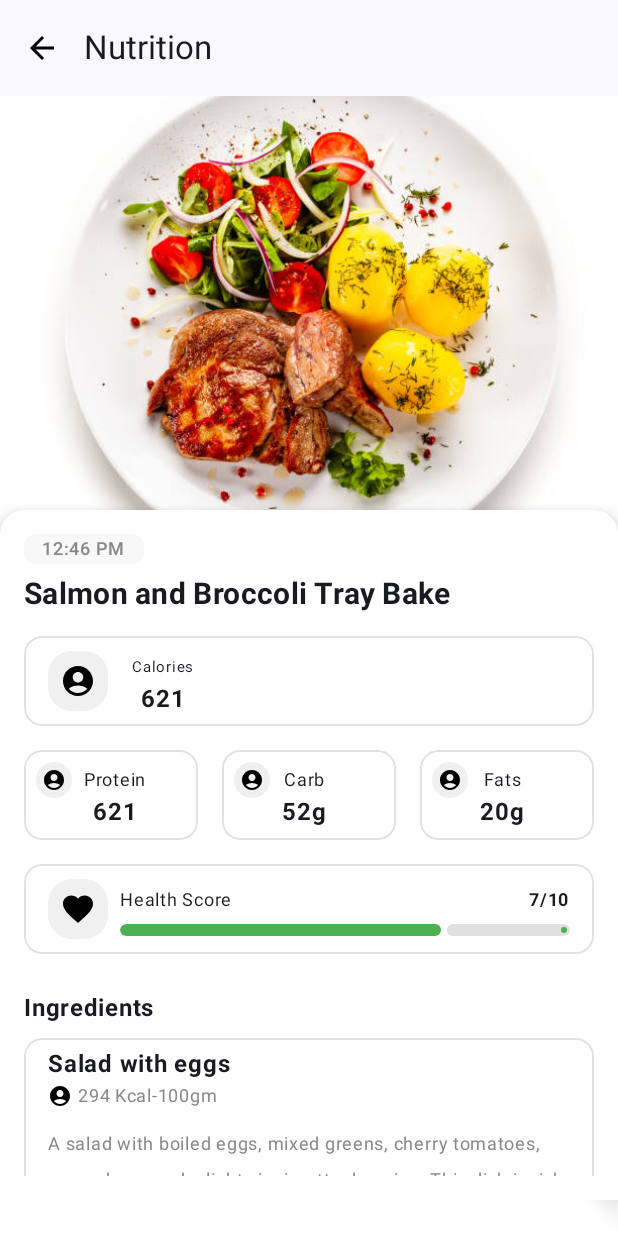
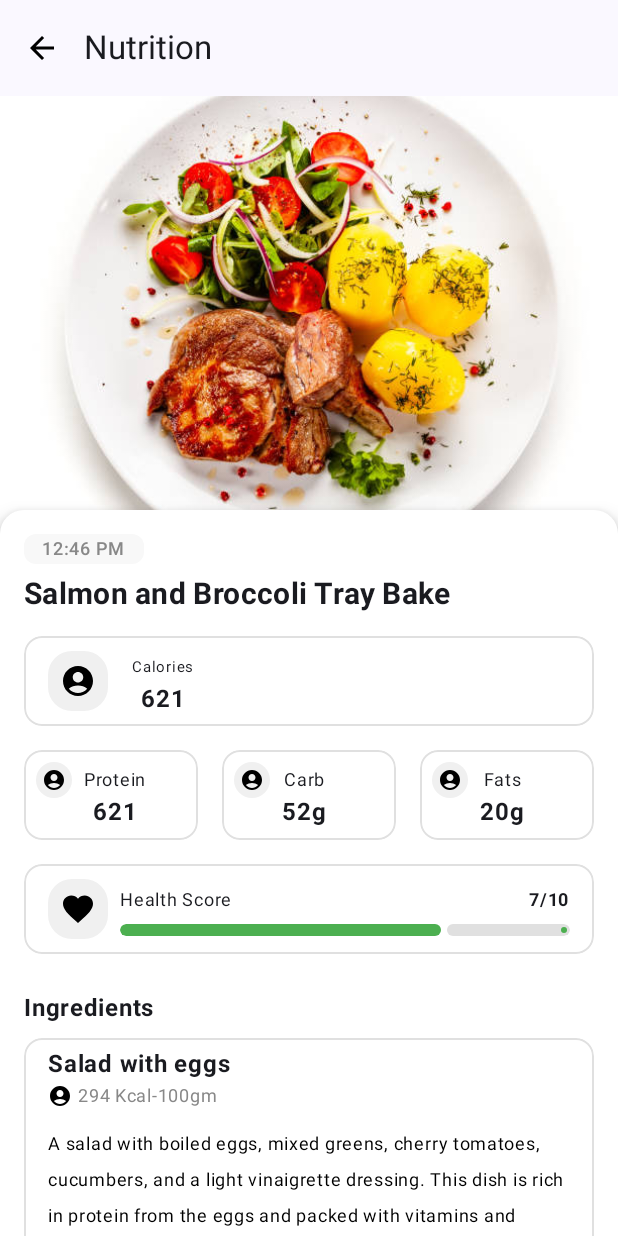
Before and after one commit to shimanto7710/fitness-tracker, an Android app built with Jetpack Compose: the NutritionDetailsScreen screen opened through its navigation route, on a phone screen of 412 x 824 dp. Run offline under Robolectric (Android 15) with nearby library versions, the light colour scheme and no system bars; pictures from the network do not load.

Commit message:
working on UI

```diff
--- a/app/src/main/java/com/bmqa/brac/fitnesstracker/presentation/ui/screens/NutritionDetailsScreen.kt
+++ b/app/src/main/java/com/bmqa/brac/fitnesstracker/presentation/ui/screens/NutritionDetailsScreen.kt
@@ -75,19 +75,14 @@ private fun NutritionDetailsContent(
 ) {
     Scaffold { paddingValues ->
         Surface {
-            Box(
+            LazyColumn(
                 modifier = Modifier
                     .padding(paddingValues)
                     .fillMaxSize()
                     .background(Color.White)
-                // Remove or change contentAlignment
             ) {
-                Column(
-                    horizontalAlignment = Alignment.Start,
-                    verticalArrangement = Arrangement.Top,
-                    modifier = Modifier.fillMaxSize()
-                ) {
-                    // image section
+                // Image section
+                item {
                     Box(
                         modifier = Modifier
                             .fillMaxWidth()
@@ -100,11 +95,14 @@ private fun NutritionDetailsContent(
                             contentDescription = "Meal Image"
                         )
                     }
+                }
 
+                // Content card
+                item {
                     Card(
                         modifier = Modifier
                             .offset(y = (-24).dp)
-                            .fillMaxSize()
+                            .fillMaxWidth()
                             .background(Color.White),
                         elevation = CardDefaults.cardElevation(8.dp),
                         shape = RoundedCornerShape(
@@ -113,14 +111,10 @@ private fun NutritionDetailsContent(
                         ),
                         colors = CardDefaults.cardColors(containerColor = Color.White)
                     ) {
-                        Box(modifier = Modifier.padding(16.dp)) {
-                            Row(
-                                verticalAlignment = Alignment.CenterVertically,
-                                modifier = Modifier
-                                    .fillMaxWidth()
+                        Column(
+                            modifier = Modifier.padding(16.dp)
                         ) {
-                                Column {
-                                    // title and time
+                            // Title and time
                             Box(
                                 modifier = Modifier
                                     .width(80.dp)
@@ -150,17 +144,16 @@ private fun NutritionDetailsContent(
                             )
 
                             Spacer(modifier = Modifier.height(16.dp))
-                                    // total Calories
+                            // Total Calories
                             CaloriesCard()
 
-
                             Spacer(modifier = Modifier.height(16.dp))
-//                                    calorie details
+                            // Calorie details
                             CalorieDetails()
 
                             Spacer(modifier = Modifier.height(16.dp))
 
-//                                    health info
+                            // Health info
                             HealthScoreCard(
                                 title = "Health Score",
                                 value = "7/10",
@@ -178,9 +171,6 @@ private fun NutritionDetailsContent(
                             Spacer(modifier = Modifier.height(8.dp))
 
                             FoodItemDetails()
-
-                                }
-                            }
                         }
                     }
                 }
@@ -424,11 +414,11 @@ fun FoodItemDetails(){
         )
     )
 
-    LazyColumn(
+    Column(
         verticalArrangement = Arrangement.spacedBy(12.dp),
         modifier = Modifier.fillMaxWidth()
     ) {
-        items(foodItems) { foodItem ->
+        foodItems.forEach { foodItem ->
             FoodItem(
                 name = foodItem.name,
                 calories = foodItem.calories,
@@ -490,7 +480,7 @@ fun FoodItem(
             Text(
                 text = description,
                 fontSize = 12.sp,
-                color = Color.Gray,
+                color = Color.Black,
                 maxLines = 5,
                 overflow = TextOverflow.Ellipsis,
                 modifier = Modifier.padding(top = 8.dp, bottom = 8.dp)
```
Lines whose indentation alone changed are shown as unchanged.
